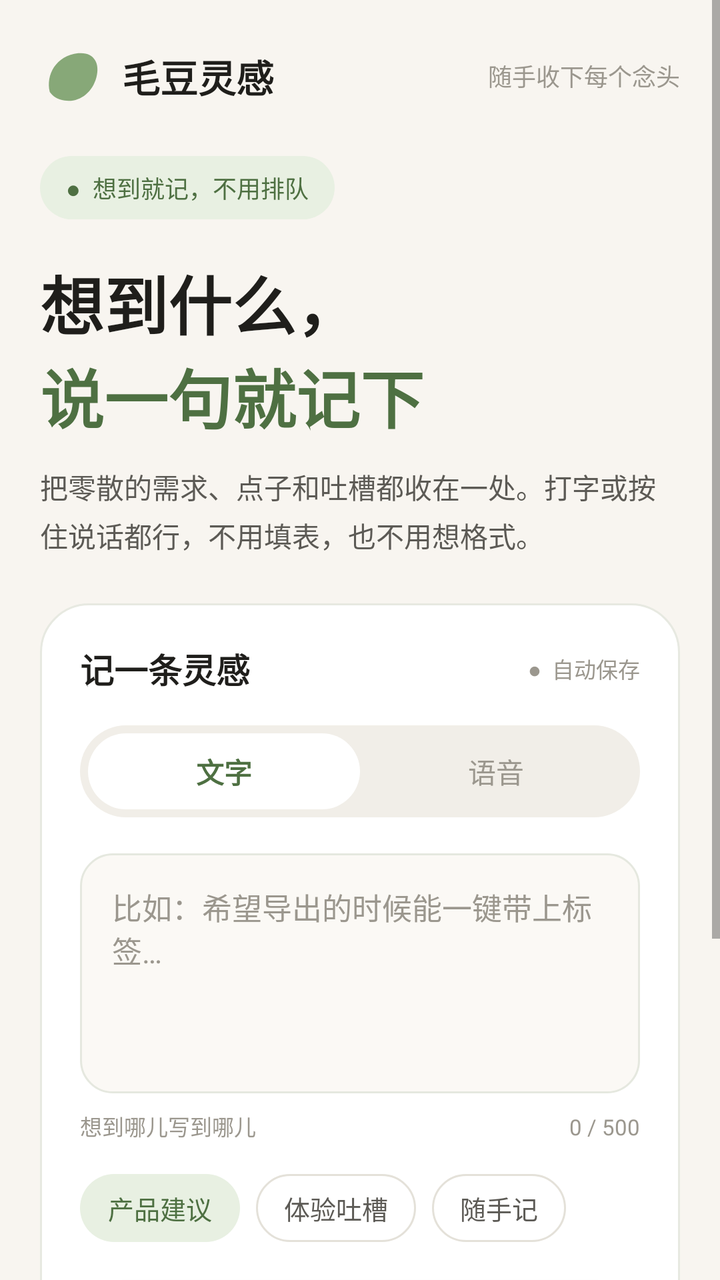
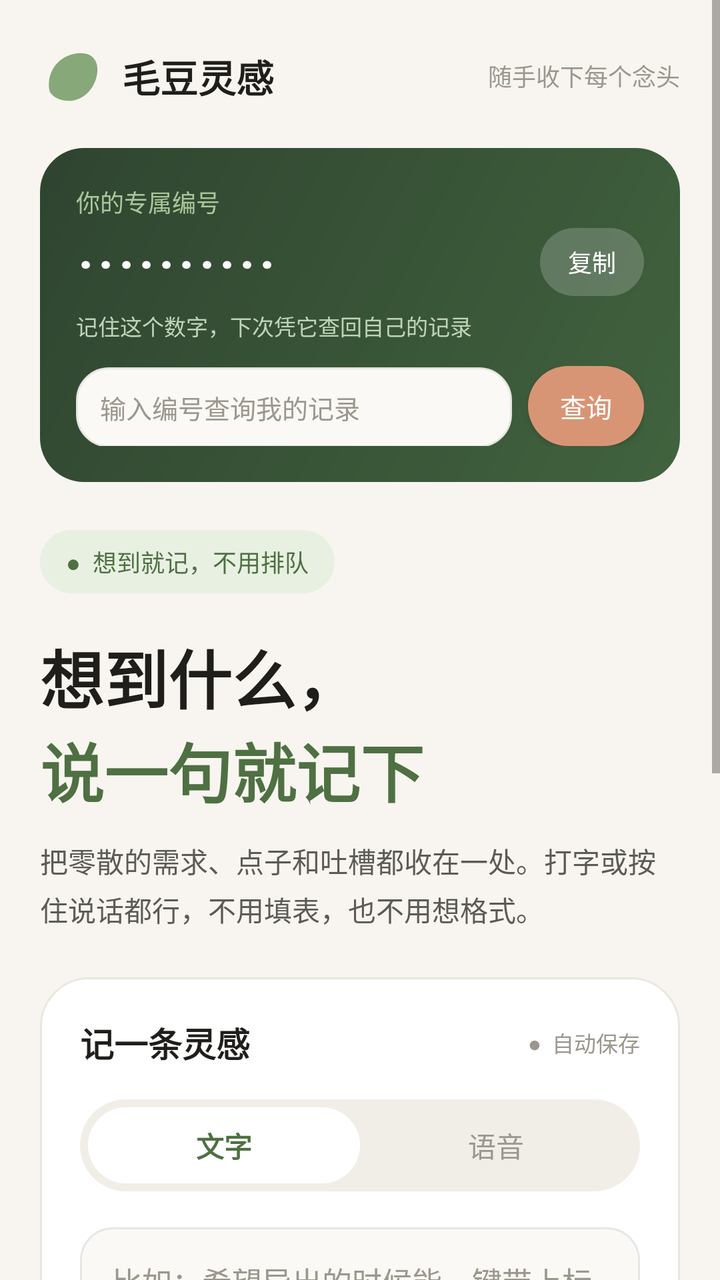

Before-and-after screenshots of an Android layout around one commit, followed by the original layout XML and the change that was made.
<!-- AndroidManifest.xml: application theme Theme.MaodouIdeas -->
<!-- res/layout/activity_main.xml -->
<?xml version="1.0" encoding="utf-8"?>
<ScrollView xmlns:android="http://schemas.android.com/apk/res/android"
    android:id="@+id/rootScroll"
    android:layout_width="match_parent"
    android:layout_height="match_parent"
    android:background="@color/cream"
    android:fillViewport="true"
    android:clipToPadding="false">

    <LinearLayout
        android:layout_width="match_parent"
        android:layout_height="wrap_content"
        android:orientation="vertical"
        android:paddingStart="20dp"
        android:paddingEnd="20dp"
        android:paddingTop="22dp"
        android:paddingBottom="40dp">

        
        <LinearLayout
            android:layout_width="match_parent"
            android:layout_height="wrap_content"
            android:orientation="horizontal"
            android:gravity="center_vertical">

            <ImageView
                android:layout_width="32dp"
                android:layout_height="32dp"
                android:src="@drawable/ic_maodou"
                android:contentDescription="毛豆灵感" />

            <TextView
                android:layout_width="wrap_content"
                android:layout_height="wrap_content"
                android:layout_marginStart="9dp"
                android:text="@string/app_name"
                android:textColor="@color/ink"
                android:textSize="19sp"
                android:textStyle="bold" />

            <View
                android:layout_width="0dp"
                android:layout_height="1dp"
                android:layout_weight="1" />

            <TextView
                android:layout_width="wrap_content"
                android:layout_height="wrap_content"
                android:text="随手收下每个念头"
                android:textColor="@color/faint"
                android:textSize="12sp" />
        </LinearLayout>

        
        <TextView
            android:layout_width="wrap_content"
            android:layout_height="wrap_content"
            android:layout_marginTop="24dp"
            android:background="@drawable/bg_badge"
            android:paddingStart="13dp"
            android:paddingEnd="13dp"
            android:paddingTop="7dp"
            android:paddingBottom="7dp"
            android:text="●  想到就记，不用排队"
            android:textColor="@color/deep_green"
            android:textSize="12sp" />

        <TextView
            android:layout_width="wrap_content"
            android:layout_height="wrap_content"
            android:layout_marginTop="18dp"
            android:text="想到什么，"
            android:textColor="@color/ink"
            android:textSize="32sp"
            android:textStyle="bold" />

        <TextView
            android:layout_width="wrap_content"
            android:layout_height="wrap_content"
            android:text="说一句就记下"
            android:textColor="@color/deep_green"
            android:textSize="32sp"
            android:textStyle="bold" />

        <TextView
            android:layout_width="match_parent"
            android:layout_height="wrap_content"
            android:layout_marginTop="12dp"
            android:text="把零散的需求、点子和吐槽都收在一处。打字或按住说话都行，不用填表，也不用想格式。"
            android:textColor="@color/muted"
            android:textSize="14sp"
            android:lineSpacingExtra="4dp" />

        
        <LinearLayout
            android:layout_width="match_parent"
            android:layout_height="wrap_content"
            android:layout_marginTop="24dp"
            android:background="@drawable/bg_card"
            android:orientation="vertical"
            android:padding="20dp">

            <LinearLayout
                android:layout_width="match_parent"
                android:layout_height="wrap_content"
                android:orientation="horizontal"
                android:gravity="center_vertical">

                <TextView
                    android:layout_width="wrap_content"
                    android:layout_height="wrap_content"
                    android:text="记一条灵感"
                    android:textColor="@color/ink"
                    android:textSize="17sp"
                    android:textStyle="bold" />

                <View
                    android:layout_width="0dp"
                    android:layout_height="1dp"
                    android:layout_weight="1" />

                <TextView
                    android:layout_width="wrap_content"
                    android:layout_height="wrap_content"
                    android:text="●  自动保存"
                    android:textColor="@color/faint"
                    android:textSize="11sp" />
            </LinearLayout>

            
            <LinearLayout
                android:layout_width="match_parent"
                android:layout_height="46dp"
                android:layout_marginTop="16dp"
                android:background="@drawable/bg_tabs"
                android:orientation="horizontal"
                android:padding="4dp">

                <TextView
                    android:id="@+id/tabText"
                    android:layout_width="0dp"
                    android:layout_height="match_parent"
                    android:layout_weight="1"
                    android:background="@drawable/bg_tab_on"
                    android:gravity="center"
                    android:text="文字"
                    android:textColor="@color/deep_green"
                    android:textSize="14sp"
                    android:textStyle="bold" />

                <TextView
                    android:id="@+id/tabVoice"
                    android:layout_width="0dp"
                    android:layout_height="match_parent"
                    android:layout_weight="1"
                    android:gravity="center"
                    android:text="语音"
                    android:textColor="@color/faint"
                    android:textSize="14sp" />
            </LinearLayout>

            
            <LinearLayout
                android:id="@+id/panelText"
                android:layout_width="match_parent"
                android:layout_height="wrap_content"
                android:layout_marginTop="18dp"
                android:orientation="vertical">

                <EditText
                    android:id="@+id/textInput"
                    android:layout_width="match_parent"
                    android:layout_height="120dp"
                    android:background="@drawable/bg_input"
                    android:gravity="top|start"
                    android:hint="比如：希望导出的时候能一键带上标签…"
                    android:maxLength="500"
                    android:padding="16dp"
                    android:textColor="@color/ink"
                    android:textColorHint="@color/faint"
                    android:textSize="15sp" />

                <LinearLayout
                    android:layout_width="match_parent"
                    android:layout_height="wrap_content"
                    android:layout_marginTop="8dp"
                    android:orientation="horizontal">

                    <TextView
                        android:layout_width="0dp"
                        android:layout_height="wrap_content"
                        android:layout_weight="1"
                        android:text="想到哪儿写到哪儿"
                        android:textColor="@color/faint"
                        android:textSize="11sp" />

                    <TextView
                        android:id="@+id/charCount"
                        android:layout_width="wrap_content"
                        android:layout_height="wrap_content"
                        android:text="0 / 500"
                        android:textColor="@color/faint"
                        android:textSize="11sp" />
                </LinearLayout>

                <LinearLayout
                    android:id="@+id/chipRow"
                    android:layout_width="match_parent"
                    android:layout_height="wrap_content"
                    android:layout_marginTop="16dp"
                    android:orientation="horizontal">

                    <TextView
                        android:layout_width="wrap_content"
                        android:layout_height="34dp"
                        android:layout_marginEnd="8dp"
                        android:background="@drawable/bg_chip_on"
                        android:gravity="center"
                        android:paddingStart="14dp"
                        android:paddingEnd="14dp"
                        android:tag="产品建议"
                        android:text="产品建议"
                        android:textColor="@color/deep_green"
                        android:textSize="13sp" />

                    <TextView
                        android:layout_width="wrap_content"
                        android:layout_height="34dp"
                        android:layout_marginEnd="8dp"
                        android:background="@drawable/bg_chip_off"
                        android:gravity="center"
                        android:paddingStart="14dp"
                        android:paddingEnd="14dp"
                        android:tag="体验吐槽"
                        android:text="体验吐槽"
                        android:textColor="@color/muted"
                        android:textSize="13sp" />

                    <TextView
                        android:layout_width="wrap_content"
                        android:layout_height="34dp"
                        android:background="@drawable/bg_chip_off"
                        android:gravity="center"
                        android:paddingStart="14dp"
                        android:paddingEnd="14dp"
                        android:tag="随手记"
                        android:text="随手记"
                        android:textColor="@color/muted"
                        android:textSize="13sp" />
                </LinearLayout>

                <Button
                    android:id="@+id/submitText"
                    android:layout_width="match_parent"
                    android:layout_height="50dp"
                    android:layout_marginTop="20dp"
                    android:background="@drawable/bg_primary"
                    android:text="提交灵感"
                    android:textColor="@color/white"
                    android:textSize="15sp"
                    android:textStyle="bold" />
            </LinearLayout>

            
            <LinearLayout
                android:id="@+id/panelVoice"
                android:layout_width="match_parent"
                android:layout_height="wrap_content"
                android:layout_marginTop="18dp"
                android:orientation="vertical"
                android:visibility="gone">

                <LinearLayout
                    android:layout_width="match_parent"
                    android:layout_height="wrap_content"
                    android:background="@drawable/bg_voice_panel"
                    android:gravity="center_horizontal"
                    android:orientation="vertical"
                    android:paddingTop="24dp"
                    android:paddingBottom="24dp">

                    <TextView
                        android:id="@+id/wave"
                        android:layout_width="wrap_content"
                        android:layout_height="52dp"
                        android:gravity="center"
                        android:text="▂▄▆█▆▄▂▄▆█▃▅▇▅▃▂▄▆█▆▄▂"
                        android:textColor="#A9C69A"
                        android:textSize="22sp"
                        android:letterSpacing="0.05" />

                    <TextView
                        android:id="@+id/timer"
                        android:layout_width="wrap_content"
                        android:layout_height="wrap_content"
                        android:layout_marginTop="6dp"
                        android:text="0:00"
                        android:textColor="@color/white"
                        android:textSize="28sp"
                        android:textStyle="bold" />

                    <TextView
                        android:id="@+id/voiceTip"
                        android:layout_width="wrap_content"
                        android:layout_height="wrap_content"
                        android:layout_marginTop="8dp"
                        android:text="点一下开始说话"
                        android:textColor="#A9C69A"
                        android:textSize="12sp" />

                    <Button
                        android:id="@+id/recBtn"
                        android:layout_width="76dp"
                        android:layout_height="76dp"
                        android:layout_marginTop="20dp"
                        android:background="@drawable/bg_rec"
                        android:minWidth="0dp"
                        android:minHeight="0dp"
                        android:padding="0dp"
                        android:text="■"
                        android:textColor="@color/white"
                        android:textSize="18sp" />
                </LinearLayout>

                <LinearLayout
                    android:layout_width="match_parent"
                    android:layout_height="wrap_content"
                    android:layout_marginTop="16dp"
                    android:orientation="horizontal"
                    android:gravity="center_vertical">

                    <TextView
                        android:layout_width="0dp"
                        android:layout_height="wrap_content"
                        android:layout_weight="1"
                        android:text="语音转文字 · 可编辑"
                        android:textColor="@color/deep_green"
                        android:textSize="12sp"
                        android:textStyle="bold" />

                    <Button
                        android:id="@+id/copyAsr"
                        android:layout_width="wrap_content"
                        android:layout_height="wrap_content"
                        android:background="?android:attr/selectableItemBackground"
                        android:minHeight="0dp"
                        android:padding="4dp"
                        android:text="复制"
                        android:textAllCaps="false"
                        android:textColor="@color/deep_green"
                        android:textSize="12sp" />
                </LinearLayout>

                <EditText
                    android:id="@+id/asrText"
                    android:layout_width="match_parent"
                    android:layout_height="76dp"
                    android:layout_marginTop="6dp"
                    android:background="@drawable/bg_input"
                    android:gravity="top|start"
                    android:hint="录音时自动转成文字，也可自己修改…"
                    android:padding="12dp"
                    android:textColor="@color/ink"
                    android:textColorHint="@color/faint"
                    android:textSize="14sp" />

                <EditText
                    android:id="@+id/voiceNote"
                    android:layout_width="match_parent"
                    android:layout_height="46dp"
                    android:layout_marginTop="10dp"
                    android:background="@drawable/bg_input"
                    android:hint="给这段语音加个备注（可不填）"
                    android:paddingStart="14dp"
                    android:paddingEnd="14dp"
                    android:textColor="@color/ink"
                    android:textColorHint="@color/faint"
                    android:textSize="14sp" />

                <Button
                    android:id="@+id/submitVoice"
                    android:layout_width="match_parent"
                    android:layout_height="50dp"
                    android:layout_marginTop="16dp"
                    android:background="@drawable/bg_primary"
                    android:enabled="false"
                    android:text="提交这条语音"
                    android:textColor="@color/white"
                    android:textSize="15sp"
                    android:textStyle="bold" />
            </LinearLayout>
        </LinearLayout>

        
        <LinearLayout
            android:layout_width="match_parent"
            android:layout_height="wrap_content"
            android:layout_marginTop="32dp"
            android:orientation="horizontal"
            android:gravity="center_vertical">

            <TextView
                android:layout_width="wrap_content"
                android:layout_height="wrap_content"
                android:text="刚刚被接住的灵感"
                android:textColor="@color/ink"
                android:textSize="20sp"
                android:textStyle="bold" />

            <View
                android:layout_width="0dp"
                android:layout_height="1dp"
                android:layout_weight="1" />

            <TextView
                android:id="@+id/ideaCount"
                android:layout_width="wrap_content"
                android:layout_height="wrap_content"
                android:text="0 条"
                android:textColor="@color/green"
                android:textSize="12sp" />
        </LinearLayout>

        <LinearLayout
            android:id="@+id/ideaList"
            android:layout_width="match_parent"
            android:layout_height="wrap_content"
            android:layout_marginTop="14dp"
            android:orientation="vertical" />

        <TextView
            android:layout_width="match_parent"
            android:layout_height="wrap_content"
            android:layout_marginTop="30dp"
            android:gravity="center"
            android:text="毛豆灵感 · 让好点子有处可去"
            android:textColor="@color/faint"
            android:textSize="11sp" />
    </LinearLayout>
</ScrollView>
<!-- resources referenced by this layout -->
<resources>
  <color name="cream">#F8F5F0</color>
  <color name="deep_green">#4E7042</color>
  <color name="faint">#9B978E</color>
  <color name="green">#87A878</color>
  <color name="ink">#1F1E1B</color>
  <color name="muted">#5C5A55</color>
  <color name="white">#FFFFFF</color>
  <!-- drawable bg_badge (drawable) -->
  <?xml version="1.0" encoding="utf-8"?>
  <shape xmlns:android="http://schemas.android.com/apk/res/android" android:shape="rectangle">
      <solid android:color="#E8F0E2" />
      <corners android:radius="50dp" />
  </shape>
  <!-- drawable bg_card (drawable) -->
  <?xml version="1.0" encoding="utf-8"?>
  <shape xmlns:android="http://schemas.android.com/apk/res/android" android:shape="rectangle">
      <solid android:color="@color/white" />
      <corners android:radius="24dp" />
      <stroke android:width="1dp" android:color="#E7E9E1" />
  </shape>
  <!-- drawable bg_chip_on (drawable) -->
  <?xml version="1.0" encoding="utf-8"?>
  <shape xmlns:android="http://schemas.android.com/apk/res/android" android:shape="rectangle">
      <solid android:color="#E8F0E2" />
      <corners android:radius="50dp" />
  </shape>
  <!-- drawable bg_input (drawable) -->
  <?xml version="1.0" encoding="utf-8"?>
  <shape xmlns:android="http://schemas.android.com/apk/res/android" android:shape="rectangle">
      <solid android:color="#FBF9F5" />
      <corners android:radius="16dp" />
      <stroke android:width="1dp" android:color="#E5E8DF" />
  </shape>
  <!-- drawable bg_primary (drawable) -->
  <?xml version="1.0" encoding="utf-8"?>
  <shape xmlns:android="http://schemas.android.com/apk/res/android" android:shape="rectangle">
      <solid android:color="@color/deep_green" />
      <corners android:radius="50dp" />
  </shape>
  <!-- drawable bg_rec (drawable) -->
  <?xml version="1.0" encoding="utf-8"?>
  <shape xmlns:android="http://schemas.android.com/apk/res/android" android:shape="oval">
      <solid android:color="@color/terra" />
      <stroke android:width="2dp" android:color="#33FFFFFF" />
  </shape>
  <!-- drawable bg_tab_on (drawable) -->
  <?xml version="1.0" encoding="utf-8"?>
  <shape xmlns:android="http://schemas.android.com/apk/res/android" android:shape="rectangle">
      <solid android:color="@color/white" />
      <corners android:radius="50dp" />
  </shape>
  <!-- drawable bg_tabs (drawable) -->
  <?xml version="1.0" encoding="utf-8"?>
  <shape xmlns:android="http://schemas.android.com/apk/res/android" android:shape="rectangle">
      <solid android:color="#F1EEE8" />
      <corners android:radius="50dp" />
  </shape>
  <!-- drawable bg_voice_panel (drawable) -->
  <?xml version="1.0" encoding="utf-8"?>
  <shape xmlns:android="http://schemas.android.com/apk/res/android" android:shape="rectangle">
      <solid android:color="@color/dark_green" />
      <corners android:radius="20dp" />
  </shape>
  <string name="app_name">毛豆灵感</string>
  <color name="terra">#D89575</color>
  <color name="dark_green">#2F4430</color>
  <!-- unchanged entries left out for length: 3 -->
</resources>

<!-- the commit's change to res/layout/activity_main.xml (unified diff, before → after) -->
@@ -49,6 +49,109 @@
                 android:text="随手收下每个念头"
                 android:textColor="@color/faint"
                 android:textSize="12sp" />
+        </LinearLayout>
+
+        
+        <LinearLayout
+            android:layout_width="match_parent"
+            android:layout_height="wrap_content"
+            android:layout_marginTop="20dp"
+            android:background="@drawable/bg_uid_card"
+            android:orientation="vertical"
+            android:padding="18dp">
+
+            <TextView
+                android:layout_width="wrap_content"
+                android:layout_height="wrap_content"
+                android:text="你的专属编号"
+                android:textColor="#A9C69A"
+                android:textSize="12sp" />
+
+            <LinearLayout
+                android:layout_width="match_parent"
+                android:layout_height="wrap_content"
+                android:layout_marginTop="4dp"
+                android:orientation="horizontal"
+                android:gravity="center_vertical">
+
+                <TextView
+                    android:id="@+id/myUid"
+                    android:layout_width="0dp"
+                    android:layout_height="wrap_content"
+                    android:layout_weight="1"
+                    android:text="··········"
+                    android:textColor="#FFFFFF"
+                    android:textSize="26sp"
+                    android:textStyle="bold"
+                    android:letterSpacing="0.08" />
+
+                <Button
+                    android:id="@+id/copyUid"
+                    android:layout_width="wrap_content"
+                    android:layout_height="34dp"
+                    android:background="@drawable/bg_uid_btn"
+                    android:minWidth="0dp"
+                    android:paddingStart="14dp"
+                    android:paddingEnd="14dp"
+                    android:text="复制"
+                    android:textAllCaps="false"
+                    android:textColor="#FFFFFF"
+                    android:textSize="12sp" />
+            </LinearLayout>
+
+            <TextView
+                android:layout_width="wrap_content"
+                android:layout_height="wrap_content"
+                android:layout_marginTop="6dp"
+                android:text="记住这个数字，下次凭它查回自己的记录"
+                android:textColor="#BFD3B8"
+                android:textSize="11sp" />
+
+            <LinearLayout
+                android:layout_width="match_parent"
+                android:layout_height="wrap_content"
+                android:layout_marginTop="12dp"
+                android:orientation="horizontal">
+
+                <EditText
+                    android:id="@+id/queryUid"
+                    android:layout_width="0dp"
+                    android:layout_height="40dp"
+                    android:layout_weight="1"
+                    android:background="@drawable/bg_input"
+                    android:hint="输入编号查询我的记录"
+                    android:inputType="number"
+                    android:maxLength="12"
+                    android:paddingStart="12dp"
+                    android:paddingEnd="12dp"
+                    android:textColor="@color/ink"
+                    android:textColorHint="@color/faint"
+                    android:textSize="13sp" />
+
+                <Button
+                    android:id="@+id/doQuery"
+                    android:layout_width="wrap_content"
+                    android:layout_height="40dp"
+                    android:layout_marginStart="8dp"
+                    android:background="@drawable/bg_terra"
+                    android:minWidth="0dp"
+                    android:paddingStart="16dp"
+                    android:paddingEnd="16dp"
+                    android:text="查询"
+                    android:textAllCaps="false"
+                    android:textColor="#FFFFFF"
+                    android:textSize="13sp" />
+            </LinearLayout>
+
+            <TextView
+                android:id="@+id/queryResult"
+                android:layout_width="match_parent"
+                android:layout_height="wrap_content"
+                android:layout_marginTop="10dp"
+                android:textColor="#D8E6D2"
+                android:textSize="12sp"
+                android:lineSpacingExtra="3dp"
+                android:visibility="gone" />
         </LinearLayout>
 
         
<!-- resource entries referenced after the edit -->
@@ -57,6 +57,24 @@
       <solid android:color="#F1EEE8" />
       <corners android:radius="50dp" />
   </shape>
+  <!-- drawable bg_terra (drawable) -->
+  <?xml version="1.0" encoding="utf-8"?>
+  <shape xmlns:android="http://schemas.android.com/apk/res/android" android:shape="rectangle">
+      <solid android:color="#D89575" />
+      <corners android:radius="50dp" />
+  </shape>
+  <!-- drawable bg_uid_btn (drawable) -->
+  <?xml version="1.0" encoding="utf-8"?>
+  <shape xmlns:android="http://schemas.android.com/apk/res/android" android:shape="rectangle">
+      <solid android:color="#33FFFFFF" />
+      <corners android:radius="50dp" />
+  </shape>
+  <!-- drawable bg_uid_card (drawable) -->
+  <?xml version="1.0" encoding="utf-8"?>
+  <shape xmlns:android="http://schemas.android.com/apk/res/android" android:shape="rectangle">
+      <gradient android:startColor="#2F4430" android:endColor="#41633E" android:angle="315" />
+      <corners android:radius="22dp" />
+  </shape>
   <!-- drawable bg_voice_panel (drawable) -->
   <?xml version="1.0" encoding="utf-8"?>
   <shape xmlns:android="http://schemas.android.com/apk/res/android" android:shape="rectangle">
